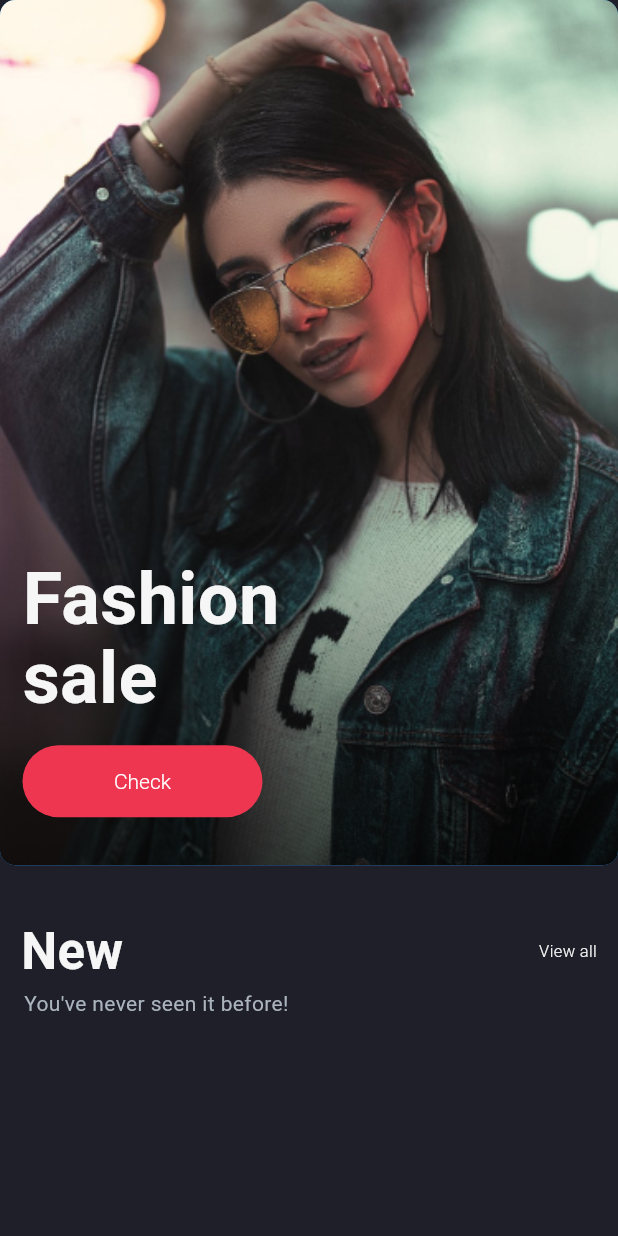
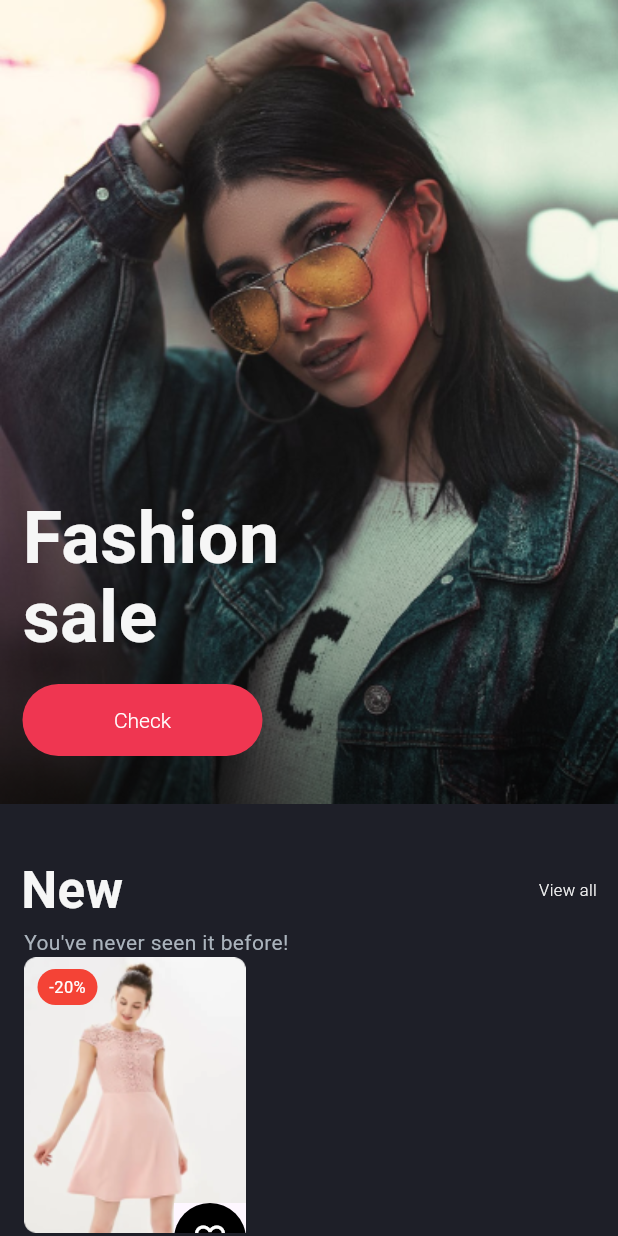
Before and after one commit to kchasiotis/portofolio_e_commerce, a Flutter app: the Home screen opened by its route, on a phone screen of 412 x 824 dp. Run offline on Flutter 3.47's test engine with Material 3 defaults, Android fonts, the phone set to English and light mode, and no system bars.

Commit message:
Implements home, upper card part

```diff
--- a/lib/pages/home_screen/home.dart
+++ b/lib/pages/home_screen/home.dart
@@ -1,6 +1,7 @@
 // create stateless widget
 import 'package:flutter/cupertino.dart';
 import 'package:flutter/material.dart';
+import 'package:portofolio_e_commerce/pages/product_card/product_card.dart';
 
 import '../../widgets/headers.dart';
 import '../../widgets/primary_button.dart';
@@ -14,10 +15,11 @@ class Home extends StatelessWidget {
       /*appBar: AppBar(
         title: Text('Home'),//have a look here https://api.flutter.dev/flutter/services/SystemUiOverlayStyle-class.html
       ),*/
-      body: Column(
+      body: SingleChildScrollView(
+          child: Column(
         children: [
-          Expanded(
-              flex: 7,
+          Container(
+              height: 536, // todo: size dynamically
               child: Stack(children: [
                 Container(
                   decoration: BoxDecoration(
@@ -27,7 +29,6 @@ class Home extends StatelessWidget {
                       alignment: Alignment.topCenter,
                     ),
                     color: Colors.blue,
-                    borderRadius: BorderRadius.circular(10),
                   ),
                 ),
                 Positioned(
@@ -58,8 +59,7 @@ class Home extends StatelessWidget {
                   ),
                 )
               ])),
-          Expanded(
-            flex: 3,
+          Container(
             child: Column(
               crossAxisAlignment: CrossAxisAlignment.start,
               children: [
@@ -85,11 +85,16 @@ class Home extends StatelessWidget {
                     style: TextStyle(color: Color(0xffABB4BD)),
                   ),
                 ),
+                Padding(
+                  padding: EdgeInsets.only(left: 16),
+                  child: ProductCard(image: 'product1.png'),
+                ),
+                SizedBox(height: 16),
               ],
             ),
           )
         ],
-      ),
+      )),
     );
   }
 }
--- /dev/null
+++ b/lib/pages/product_card/product_card.dart
@@ -0,0 +1,51 @@
+import 'package:flutter/material.dart';
+
+class ProductCard extends StatelessWidget {
+  const ProductCard({Key? key, required this.image}) : super(key: key);
+  final String image;
+
+  @override
+  Widget build(build) {
+    return Stack(children: [
+      Column(children: [
+        // A stack instead of a container would be cleaner
+        Container(
+            alignment: Alignment.topLeft,
+            width: 148,
+            height: 184,
+            decoration: BoxDecoration(
+                borderRadius: BorderRadius.circular(8),
+                image: DecorationImage(
+                  image: AssetImage('assets/images/${image}'),
+                  fit: BoxFit.cover,
+                )),
+            child: Padding(
+                padding: const EdgeInsets.only(left: 9, top: 8),
+                child: Container(
+                  alignment: Alignment.center,
+                  decoration: BoxDecoration(
+                      color: Colors.red,
+                      borderRadius: BorderRadius.circular(16)),
+                  width: 40,
+                  height: 24,
+                  child: Text('-20%',
+                      style: TextStyle(color: Colors.white, fontSize: 11)),
+                )))
+      ]),
+      Column(),
+      Positioned(
+          right: 0,
+          top: 164,
+          child: Material(
+              child: Ink(
+            decoration: const ShapeDecoration(
+                color: Colors.black, shape: CircleBorder()),
+            child: IconButton(
+              onPressed: () {},
+              icon: Icon(Icons.favorite_border, color: Colors.white),
+              iconSize: 24,
+            ),
+          ))),
+    ]);
+  }
+}
```
Also changed, not shown: assets/images/product1.png (added).
